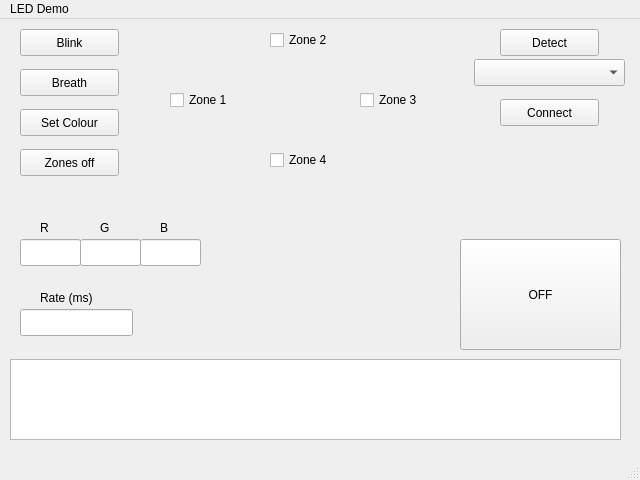
Qt form ui/mainwindow.ui (denis-draca/led_demo) before a commit.
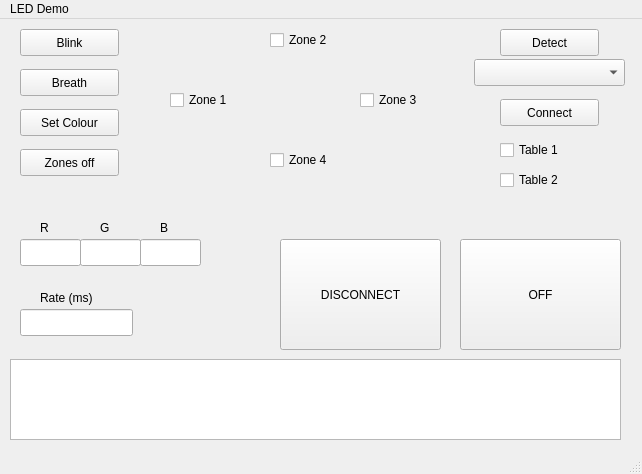
The same form after that commit.

Commit message: added better management of the system call function. Now i can destroy process being called by system. Added disconnect button

What changed in the file:
```diff
--- a/ui/mainwindow.ui
+++ b/ui/mainwindow.ui
@@ -6,8 +6,8 @@
    <rect>
     <x>0</x>
     <y>0</y>
-    <width>640</width>
-    <height>480</height>
+    <width>642</width>
+    <height>474</height>
    </rect>
   </property>
   <property name="windowTitle">
@@ -299,13 +299,55 @@
      <string>Connect</string>
     </property>
    </widget>
+   <widget class="QPushButton" name="_bu_disconnect">
+    <property name="geometry">
+     <rect>
+      <x>280</x>
+      <y>220</y>
+      <width>161</width>
+      <height>111</height>
+     </rect>
+    </property>
+    <property name="toolTip">
+     <string>&lt;html&gt;&lt;head/&gt;&lt;body&gt;&lt;p&gt;Turns off all zones&lt;/p&gt;&lt;p&gt;&lt;br/&gt;&lt;/p&gt;&lt;/body&gt;&lt;/html&gt;</string>
+    </property>
+    <property name="text">
+     <string>DISCONNECT</string>
+    </property>
+   </widget>
+   <widget class="QCheckBox" name="_ch_table1">
+    <property name="geometry">
+     <rect>
+      <x>500</x>
+      <y>120</y>
+      <width>97</width>
+      <height>22</height>
+     </rect>
+    </property>
+    <property name="text">
+     <string>Table 1</string>
+    </property>
+   </widget>
+   <widget class="QCheckBox" name="_ch_table2">
+    <property name="geometry">
+     <rect>
+      <x>500</x>
+      <y>150</y>
+      <width>97</width>
+      <height>22</height>
+     </rect>
+    </property>
+    <property name="text">
+     <string>Table 2</string>
+    </property>
+   </widget>
   </widget>
   <widget class="QMenuBar" name="menubar">
    <property name="geometry">
     <rect>
      <x>0</x>
      <y>0</y>
-     <width>640</width>
+     <width>642</width>
      <height>25</height>
     </rect>
    </property>
```
The commit also changes 2 other files.
